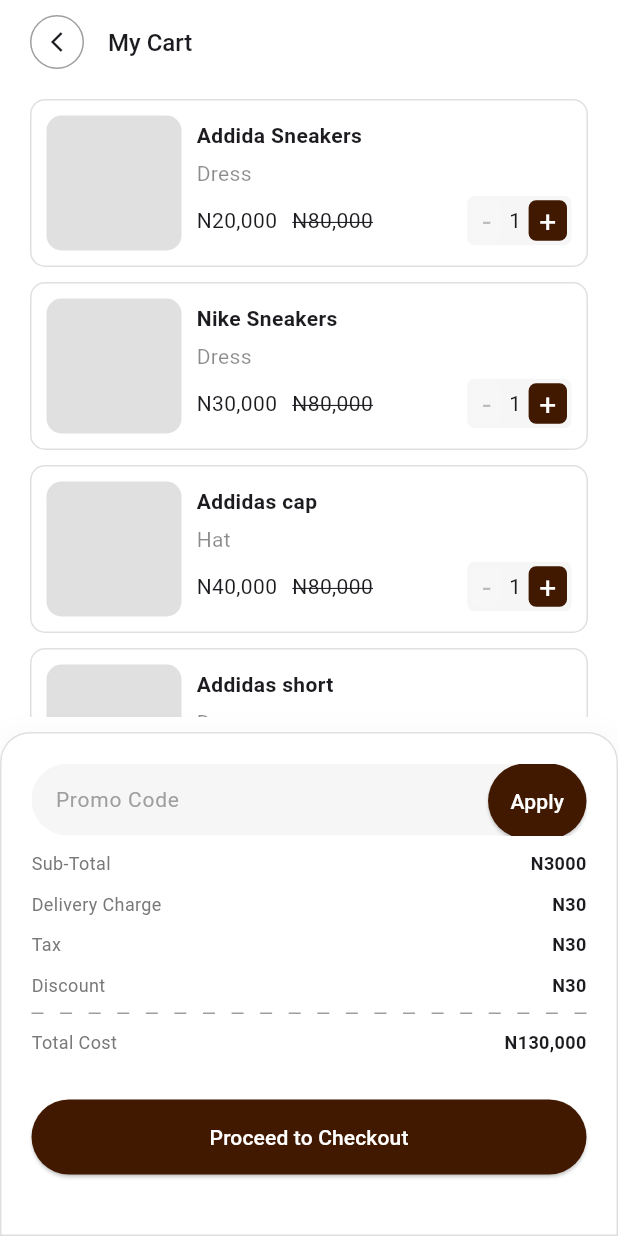
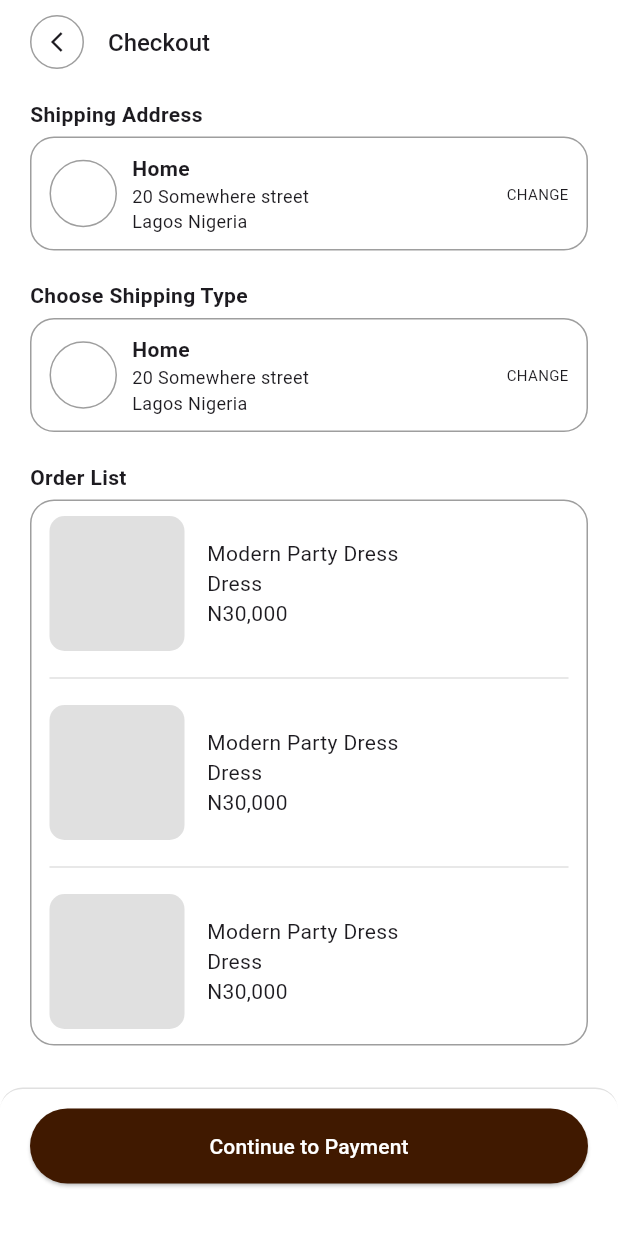
Before and after one commit to Nelson-Chinedu/daza_store, a Flutter app: the CartView screen opened directly, after a tap on "Proceed to Checkout", on a phone screen of 412 x 824 dp. Run offline on Flutter 3.47's test engine with Material 3 defaults, Android fonts, the phone set to English and light mode, and no system bars; drawn by our look-alikes of flutter_slidable; our stand-ins replace carousel_slider, get_it, intl_phone_number_input, lottie, pin_input_text_field, smooth_page_indicator and 2 more.

Commit message:
feat: checkout screen

```diff
--- a/lib/features/dashboard/cart/cart_view.dart
+++ b/lib/features/dashboard/cart/cart_view.dart
@@ -104,7 +104,9 @@
                                         onTap: () =>
                                             Slidable.of(context)?.close(),
                                         child: Column(
-                                          children: [cartItem(item, model)],
+                                          children: [
+                                            _CartItem(item: item, model: model),
+                                          ],
                                         ),
                                       );
                                     },
@@ -117,100 +119,7 @@
                       ),
                     ),
                   ),
-                  if (model.cartItems.isNotEmpty) ...[
-                    Container(
-                      padding: EdgeInsets.all(20),
-                      width: double.infinity,
-                      // height: 300,
-                      decoration: BoxDecoration(
-                        color: Colors.white,
-                        borderRadius: BorderRadius.only(
-                          topLeft: Radius.circular(20),
-                          topRight: Radius.circular(20),
-                        ),
-                        border: BoxBorder.all(color: BrandColors.lightGrey),
-                        boxShadow: [
-                          BoxShadow(
-                            color: Colors.black.withValues(alpha: 0.02),
-                            blurRadius: 12,
-                            spreadRadius: 2,
-                            offset: const Offset(
-                              0,
-                              -2,
-                            ), // Shadow above the container
-                          ),
-                        ],
-                      ),
-                      child: Column(
-                        spacing: 10,
-                        children: [
-                          Stack(
-                            children: [
-                              TextField(
-                                keyboardType: TextInputType.text,
-                                decoration: InputDecoration(
-                                  filled: true,
-                                  fillColor: BrandColors.lighterGrey,
-                                  border: OutlineInputBorder(
-                                    borderRadius: BorderRadius.circular(100),
-                                    borderSide: BorderSide.none,
-                                  ),
-                                  contentPadding: EdgeInsets.all(12),
-                                  hintText: 'Promo Code',
-                                  hintStyle: TextStyle(
-                                    fontSize: 14,
-                                    color: Colors.grey,
-                                  ),
-                                ),
-                              ),
-                              Positioned(
-                                right: 0,
-                                top: 0,
-                                child: Container(
-                                  padding: const EdgeInsets.symmetric(
-                                    horizontal: 0,
-                                    vertical: 0,
-                                  ),
-                                  child: Button(
-                                    label: 'Apply',
-                                    onPressed: () {},
-                                  ),
-                                ),
-                              ),
-                            ],
-                          ),
-                          rowItems(title: 'Sub-Total', amount: 'N3000'),
-                          rowItems(title: 'Delivery Charge', amount: 'N30'),
-                          rowItems(title: 'Tax', amount: 'N30'),
-                          rowItems(title: 'Discount', amount: 'N30'),
-                          Row(
-                            mainAxisAlignment: MainAxisAlignment.spaceBetween,
-                            children: List.generate(
-                              20,
-                              (index) => Container(
-                                width: 8,
-                                height: 1,
-                                color: Colors.grey,
-                              ),
-                            ),
-                          ),
-                          rowItems(
-                            title: 'Total Cost',
-                            amount: model.formattedTotalCartPrice,
-                          ),
-                          const SizedBox(height: 10),
-                          SizedBox(
-                            width: double.infinity,
-                            child: Button(
-                              label: 'Proceed to Checkout',
-                              onPressed: () {},
-                            ),
-                          ),
-                          const SizedBox(height: 10),
-                        ],
-                      ),
-                    ),
-                  ],
+                  if (model.cartItems.isNotEmpty) _CartCharge(model: model),
                 ],
               ],
             ),
@@ -220,7 +129,146 @@
     );
   }
 
-  Widget cartItem(Map<String, dynamic> item, CartViewModel model) {
+  Future deleteModal({
+    required BuildContext context,
+    required CartViewModel model,
+    required int index,
+    required Map<String, dynamic> item,
+  }) {
+    final height = MediaQuery.of(context).size.height * 0.35;
+    return showModalBottomSheet(
+      backgroundColor: Colors.white,
+      context: context,
+      builder: (context) {
+        return Container(
+          height: height,
+          padding: EdgeInsets.only(top: 20, left: 10, right: 10, bottom: 20),
+          child: Column(
+            children: [
+              Text(
+                'Remove from Cart?',
+                style: TextStyle(fontSize: 16, fontWeight: FontWeight.bold),
+              ),
+              const SizedBox(height: 20),
+              Container(
+                padding: EdgeInsets.all(8),
+                // height: 10,
+                decoration: BoxDecoration(
+                  shape: BoxShape.rectangle,
+                  border: BoxBorder.all(color: BrandColors.lightGrey),
+                  borderRadius: BorderRadius.circular(8),
+                ),
+                child: Row(
+                  crossAxisAlignment: CrossAxisAlignment.start,
+                  spacing: 10,
+                  children: [
+                    Container(
+                      height: 90,
+                      width: 90,
+                      decoration: BoxDecoration(
+                        color: BrandColors.lightGrey,
+                        borderRadius: BorderRadius.circular(8),
+                      ),
+                    ),
+                    SizedBox(
+                      child: Column(
+                        crossAxisAlignment: CrossAxisAlignment.start,
+                        spacing: 6,
+                        children: [
+                          Text(
+                            item['product_name'],
+                            style: TextStyle(
+                              fontSize: 14,
+                              fontWeight: FontWeight.w600,
+                            ),
+                          ),
+                          Text(
+                            item['category'],
+                            style: TextStyle(
+                              fontSize: 12,
+                              fontWeight: FontWeight.w500,
+                              color: BrandColors.grey,
+                            ),
+                          ),
+
+                          Row(
+                            children: [
+                              Text(
+                                '₦${NumberFormat("#,##0", "en_US").format(item['new_price'])}',
+                                style: TextStyle(fontWeight: FontWeight.w500),
+                              ),
+                              SizedBox(width: 10),
+                              Text(
+                                '₦${NumberFormat("#,##0", "en_US").format(item['old_price'])}',
+                                style: TextStyle(
+                                  decoration: TextDecoration.lineThrough,
+                                  color: BrandColors.grey,
+                                ),
+                              ),
+                            ],
+                          ),
+                        ],
+                      ),
+                    ),
+                  ],
+                ),
+              ),
+              const Spacer(),
+              Row(
+                spacing: 5,
+                children: [
+                  Expanded(
+                    child: Button(label: 'Cancel', onPressed: () {}),
+                  ),
+                  Expanded(
+                    child: Button(
+                      label: 'Yes, Remove',
+                      onPressed: () {
+                        Navigator.pop(context);
+                        model.removeItem(item['id']);
+                      },
+                    ),
+                  ),
+                ],
+              ),
+              const SizedBox(height: 20),
+            ],
+          ),
+        );
+      },
+    );
+  }
+}
+
+class _RowItems extends StatelessWidget {
+  final String title;
+  final dynamic amount;
+
+  const _RowItems({required this.title, required this.amount});
+
+  @override
+  Widget build(BuildContext context) {
+    return Row(
+      mainAxisAlignment: MainAxisAlignment.spaceBetween,
+      children: [
+        Text(title, style: TextStyle(color: BrandColors.grey, fontSize: 12)),
+        Text(
+          '$amount',
+          style: TextStyle(fontSize: 12, fontWeight: FontWeight.w600),
+        ),
+      ],
+    );
+  }
+}
+
+class _CartItem extends StatelessWidget {
+  final Map<String, dynamic> item;
+  final CartViewModel model;
+
+  const _CartItem({required this.item, required this.model});
+
+  @override
+  Widget build(BuildContext context) {
     return Container(
       padding: const EdgeInsets.all(10),
       width: double.infinity,
@@ -339,127 +387,95 @@
       ),
     );
   }
+}
 
-  Widget rowItems({required String title, required dynamic amount}) {
-    return Row(
-      mainAxisAlignment: MainAxisAlignment.spaceBetween,
-      children: [
-        Text(title, style: TextStyle(color: BrandColors.grey, fontSize: 12)),
-        Text(
-          amount,
-          style: TextStyle(fontSize: 12, fontWeight: FontWeight.w600),
+class _CartCharge extends StatelessWidget {
+  final CartViewModel model;
+  const _CartCharge({required this.model});
+
+  @override
+  Widget build(BuildContext context) {
+    return SizedBox(
+      child: Container(
+        padding: EdgeInsets.all(20),
+        width: double.infinity,
+        decoration: BoxDecoration(
+          color: Colors.white,
+          borderRadius: BorderRadius.only(
+            topLeft: Radius.circular(20),
+            topRight: Radius.circular(20),
+          ),
+          border: BoxBorder.all(color: BrandColors.lightGrey),
+          boxShadow: [
+            BoxShadow(
+              color: Colors.black.withValues(alpha: 0.02),
+              blurRadius: 12,
+              spreadRadius: 2,
+              offset: const Offset(0, -2), // Shadow above the container
             ),
           ],
-    );
-  }
-
-  Future deleteModal({
-    required BuildContext context,
-    required CartViewModel model,
-    required int index,
-    required Map<String, dynamic> item,
-  }) {
-    final height = MediaQuery.of(context).size.height * 0.35;
-    return showModalBottomSheet(
-      backgroundColor: Colors.white,
-      context: context,
-      builder: (context) {
-        return Container(
-          height: height,
-          padding: EdgeInsets.only(top: 20, left: 10, right: 10, bottom: 20),
+        ),
         child: Column(
-            children: [
-              Text(
-                'Remove from Cart?',
-                style: TextStyle(fontSize: 16, fontWeight: FontWeight.bold),
-              ),
-              const SizedBox(height: 20),
-              Container(
-                padding: EdgeInsets.all(8),
-                // height: 10,
-                decoration: BoxDecoration(
-                  shape: BoxShape.rectangle,
-                  border: BoxBorder.all(color: BrandColors.lightGrey),
-                  borderRadius: BorderRadius.circular(8),
-                ),
-                child: Row(
-                  crossAxisAlignment: CrossAxisAlignment.start,
           spacing: 10,
           children: [
-                    Container(
-                      height: 90,
-                      width: 90,
-                      decoration: BoxDecoration(
-                        color: BrandColors.lightGrey,
-                        borderRadius: BorderRadius.circular(8),
+            Stack(
+              children: [
+                TextField(
+                  keyboardType: TextInputType.text,
+                  decoration: InputDecoration(
+                    filled: true,
+                    fillColor: BrandColors.lighterGrey,
+                    border: OutlineInputBorder(
+                      borderRadius: BorderRadius.circular(100),
+                      borderSide: BorderSide.none,
+                    ),
+                    contentPadding: EdgeInsets.all(12),
+                    hintText: 'Promo Code',
+                    hintStyle: TextStyle(fontSize: 14, color: Colors.grey),
                   ),
                 ),
-                    SizedBox(
-                      child: Column(
-                        crossAxisAlignment: CrossAxisAlignment.start,
-                        spacing: 6,
-                        children: [
-                          Text(
-                            item['product_name'],
-                            style: TextStyle(
-                              fontSize: 14,
-                              fontWeight: FontWeight.w600,
+                Positioned(
+                  right: 0,
+                  top: 0,
+                  child: Container(
+                    padding: const EdgeInsets.symmetric(
+                      horizontal: 0,
+                      vertical: 0,
                     ),
-                          ),
-                          Text(
-                            item['category'],
-                            style: TextStyle(
-                              fontSize: 12,
-                              fontWeight: FontWeight.w500,
-                              color: BrandColors.grey,
-                            ),
-                          ),
-
-                          Row(
-                            children: [
-                              Text(
-                                '₦${NumberFormat("#,##0", "en_US").format(item['new_price'])}',
-                                style: TextStyle(fontWeight: FontWeight.w500),
-                              ),
-                              SizedBox(width: 10),
-                              Text(
-                                '₦${NumberFormat("#,##0", "en_US").format(item['old_price'])}',
-                                style: TextStyle(
-                                  decoration: TextDecoration.lineThrough,
-                                  color: BrandColors.grey,
+                    child: Button(label: 'Apply', onPressed: () {}),
                   ),
                 ),
               ],
             ),
+            _RowItems(title: 'Sub-Total', amount: 'N3000'),
+            _RowItems(title: 'Delivery Charge', amount: 'N30'),
+            _RowItems(title: 'Tax', amount: 'N30'),
+            _RowItems(title: 'Discount', amount: 'N30'),
+            Row(
+              mainAxisAlignment: MainAxisAlignment.spaceBetween,
+              children: List.generate(
+                20,
+                (index) => Container(width: 8, height: 1, color: Colors.grey),
+              ),
+            ),
+            _RowItems(
+              title: 'Total Cost',
+              amount: model.formattedTotalCartPrice,
+            ),
+            const SizedBox(height: 10),
+            SizedBox(
+              width: double.infinity,
+              child: Button(
+                label: 'Proceed to Checkout',
+                onPressed: () {
+                  model.proceedToCheckout();
+                },
+              ),
+            ),
+            const SizedBox(height: 10),
           ],
         ),
       ),
-                  ],
-                ),
-              ),
-              const Spacer(),
-              Row(
-                spacing: 5,
-                children: [
-                  Expanded(
-                    child: Button(label: 'Cancel', onPressed: () {}),
-                  ),
-                  Expanded(
-                    child: Button(
-                      label: 'Yes, Remove',
-                      onPressed: () {
-                        Navigator.pop(context);
-                        model.removeItem(item['id']);
-                      },
-                    ),
-                  ),
-                ],
-              ),
-              const SizedBox(height: 20),
-            ],
-          ),
-        );
-      },
     );
   }
 }
--- a/lib/features/dashboard/cart/cart_viewmodel.dart
+++ b/lib/features/dashboard/cart/cart_viewmodel.dart
@@ -1,3 +1,4 @@
+import 'package:daza_store_commerce/features/dashboard/checkout/checkout_view.dart';
 import 'package:intl/intl.dart';
 import 'package:stacked/stacked.dart';
 import 'package:stacked_services/stacked_services.dart';
@@ -91,6 +92,10 @@
     return 'N${NumberFormat("#,##0", "en_US").format(totalCartPrice)}';
   }
 
+  void proceedToCheckout() {
+    NavigationService().navigateToView(CheckoutView());
+  }
+
   @override
   List<ListenableServiceMixin> get listenableServices => [];
 }
--- /dev/null
+++ b/lib/features/dashboard/checkout/checkout_view.dart
@@ -0,0 +1,209 @@
+import 'package:daza_store_commerce/features/dashboard/checkout/checkout_viewmodel.dart';
+import 'package:daza_store_commerce/shared/widgets/button/button_view.dart';
+import 'package:flutter/material.dart';
+import 'package:stacked/stacked.dart';
+
+class CheckoutView extends StatelessWidget {
+  const CheckoutView({super.key});
+
+  @override
+  Widget build(BuildContext context) {
+    return ViewModelBuilder<CheckoutViewModel>.reactive(
+      viewModelBuilder: () => CheckoutViewModel(),
+      builder: (context, model, child) {
+        return Scaffold(
+          appBar: AppBar(
+            leading: Padding(
+              padding: const EdgeInsets.only(left: 20),
+              child: GestureDetector(
+                onTap: model.goBack,
+                child: Container(
+                  width: 34,
+                  height: 34,
+                  decoration: BoxDecoration(
+                    shape: BoxShape.circle,
+                    border: Border.all(color: Colors.grey),
+                  ),
+                  child: const Icon(Icons.arrow_back_ios_sharp, size: 16),
+                ),
+              ),
+            ),
+            title: const Text(
+              'Checkout',
+              style: TextStyle(fontSize: 16, fontWeight: FontWeight.w500),
+            ),
+            backgroundColor: Colors.white,
+          ),
+          body: SafeArea(
+            child: SingleChildScrollView(
+              child: Padding(
+                padding: const EdgeInsets.symmetric(
+                  horizontal: 20,
+                  vertical: 10,
+                ),
+                child: Column(
+                  crossAxisAlignment: CrossAxisAlignment.start,
+                  children: [
+                    Text(
+                      'Shipping Address',
+                      style: TextStyle(
+                        fontSize: 14,
+                        fontWeight: FontWeight.w600,
+                      ),
+                    ),
+                    const SizedBox(height: 5),
+                    _SummaryCard(),
+                    const SizedBox(height: 20),
+                    Text(
+                      'Choose Shipping Type',
+                      style: TextStyle(
+                        fontSize: 14,
+                        fontWeight: FontWeight.w600,
+                      ),
+                    ),
+                    const SizedBox(height: 5),
+                    _SummaryCard(),
+                    const SizedBox(height: 20),
+                    Text(
+                      'Order List',
+                      style: TextStyle(
+                        fontSize: 14,
+                        fontWeight: FontWeight.w600,
+                      ),
+                    ),
+                    const SizedBox(height: 5),
+                    _OrderList(),
+                  ],
+                ),
+              ),
+            ),
+          ),
+          bottomNavigationBar: Container(
+            padding: const EdgeInsets.only(
+              left: 20,
+              right: 20,
+              top: 13,
+              bottom: 35,
+            ),
+            decoration: BoxDecoration(
+              color: Colors.white,
+              border: Border(top: BorderSide(color: Colors.grey.shade300)),
+              borderRadius: const BorderRadius.only(
+                topLeft: Radius.circular(15),
+                topRight: Radius.circular(15),
+              ),
+            ),
+            child: SizedBox(
+              width: double.infinity,
+              child: Button(label: 'Continue to Payment', onPressed: () {}),
+            ),
+          ),
+        );
+      },
+    );
+  }
+}
+
+class _SummaryCard extends StatelessWidget {
+  @override
+  Widget build(BuildContext context) {
+    return Container(
+      padding: const EdgeInsets.symmetric(horizontal: 12, vertical: 10),
+      width: double.infinity,
+      decoration: BoxDecoration(
+        border: Border.all(color: Colors.grey),
+        borderRadius: BorderRadius.circular(16),
+      ),
+      child: Row(
+        mainAxisAlignment: MainAxisAlignment.spaceBetween,
+        children: [
+          Expanded(
+            child: Row(
+              spacing: 10,
+              children: [
+                Container(
+                  width: 45,
+                  height: 45,
+                  decoration: BoxDecoration(
+                    shape: BoxShape.circle,
+                    border: Border.all(color: Colors.grey),
+                  ),
+                ),
+                Expanded(
+                  child: Column(
+                    crossAxisAlignment: CrossAxisAlignment.start,
+                    children: [
+                      Text(
+                        'Home',
+                        style: TextStyle(fontWeight: FontWeight.bold),
+                      ),
+                      Text(
+                        '20 Somewhere street',
+                        style: TextStyle(fontSize: 12),
+                      ),
+                      Text('Lagos Nigeria', style: TextStyle(fontSize: 12)),
+                    ],
+                  ),
+                ),
+              ],
+            ),
+          ),
+          Text('CHANGE', style: TextStyle(fontSize: 10)),
+        ],
+      ),
+    );
+  }
+}
+
+class _OrderList extends StatelessWidget {
+  @override
+  Widget build(BuildContext context) {
+    return Container(
+      padding: const EdgeInsets.symmetric(horizontal: 12, vertical: 10),
+      width: double.infinity,
+      decoration: BoxDecoration(
+        border: Border.all(color: Colors.grey),
+        borderRadius: BorderRadius.circular(16),
+      ),
+      child: Column(
+        spacing: 10,
+        crossAxisAlignment: CrossAxisAlignment.start,
+        children: [
+          _OrderItem(),
+          Divider(color: Colors.grey.shade300),
+          _OrderItem(),
+          Divider(color: Colors.grey.shade300),
+          _OrderItem(),
+        ],
+      ),
+    );
+  }
+}
+
+class _OrderItem extends StatelessWidget {
+  @override
+  Widget build(BuildContext context) {
+    return Row(
+      spacing: 15,
+      crossAxisAlignment: CrossAxisAlignment.center,
+      children: [
+        Container(
+          width: 90,
+          height: 90,
+          decoration: BoxDecoration(
+            color: Colors.grey.shade300,
+            borderRadius: BorderRadius.circular(10),
+          ),
+        ),
+        Column(
+          crossAxisAlignment: CrossAxisAlignment.start,
+          children: [
+            Text('Modern Party Dress'),
+            Text('Dress'),
+            Text('N30,000'),
+          ],
+        ),
+      ],
+    );
+  }
+}
--- /dev/null
+++ b/lib/features/dashboard/checkout/checkout_viewmodel.dart
@@ -0,0 +1,13 @@
+import 'package:stacked/stacked.dart';
+import 'package:stacked_services/stacked_services.dart';
+
+class CheckoutViewModel extends ReactiveViewModel {
+  void setup() {}
+
+  void goBack() {
+    NavigationService().back();
+  }
+
+  @override
+  List<ListenableServiceMixin> get listenableServices => [];
+}
```
Lines whose indentation alone changed are shown as unchanged.
